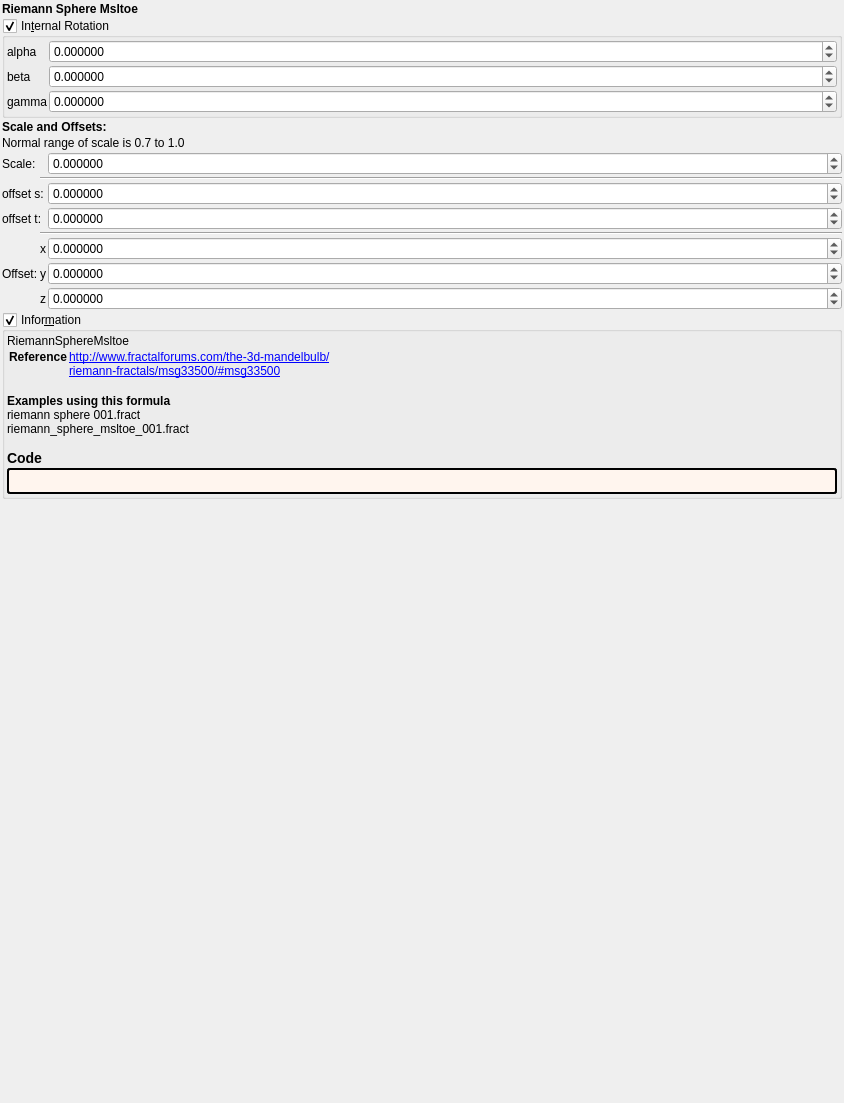
Qt form mandelbulber2/formula/ui/riemann_sphere_msltoe.ui (buddhi1980/mandelbulber2) before a commit.
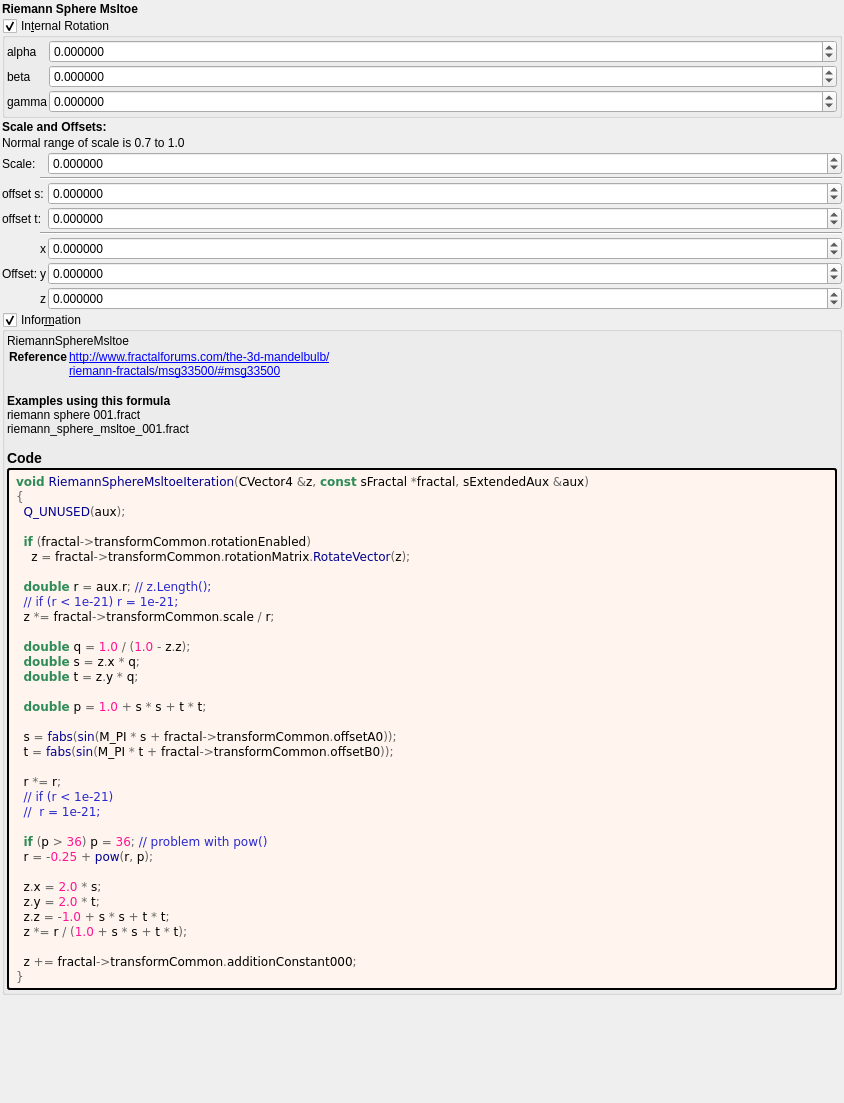
The same form after that commit. Custom widgets are drawn as their Qt base class.

What changed in the file:
```diff
--- a/mandelbulber2/formula/ui/riemann_sphere_msltoe.ui
+++ b/mandelbulber2/formula/ui/riemann_sphere_msltoe.ui
@@ -493,7 +493,43 @@
          <string notr="true">border-style: outset; border-width: 2px; border-radius: 3px; border-color: black; background-color: #fff5ee; padding: 4px;</string>
         </property>
         <property name="text">
-         <string notr="true"></string>
+         <string notr="true">&lt;body style=&quot;background-color:#fff5ee&quot;&gt;
+&lt;pre style=&quot;color:#000000; background-color:#fff5ee;  font-family:'Courier New',monospace;&quot;&gt;&lt;span style=&quot;color:#2e8b57; font-weight:bold&quot;&gt;void&lt;/span&gt; &lt;span style=&quot;color:#00008f&quot;&gt;RiemannSphereMsltoeIteration&lt;/span&gt;&lt;span style=&quot;color:#676767&quot;&gt;(&lt;/span&gt;CVector4 &lt;span style=&quot;color:#676767&quot;&gt;&amp;amp;&lt;/span&gt;z&lt;span style=&quot;color:#676767&quot;&gt;,&lt;/span&gt; &lt;span style=&quot;color:#2e8b57; font-weight:bold&quot;&gt;const&lt;/span&gt; sFractal &lt;span style=&quot;color:#676767&quot;&gt;*&lt;/span&gt;fractal&lt;span style=&quot;color:#676767&quot;&gt;,&lt;/span&gt; sExtendedAux &lt;span style=&quot;color:#676767&quot;&gt;&amp;amp;&lt;/span&gt;aux&lt;span style=&quot;color:#676767&quot;&gt;)&lt;/span&gt;
+&lt;span style=&quot;color:#676767&quot;&gt;{&lt;/span&gt;
+  &lt;span style=&quot;color:#00008f&quot;&gt;Q_UNUSED&lt;/span&gt;&lt;span style=&quot;color:#676767&quot;&gt;(&lt;/span&gt;aux&lt;span style=&quot;color:#676767&quot;&gt;);&lt;/span&gt;
+
+  &lt;span style=&quot;color:#2e8b57; font-weight:bold&quot;&gt;if&lt;/span&gt; &lt;span style=&quot;color:#676767&quot;&gt;(&lt;/span&gt;fractal&lt;span style=&quot;color:#676767&quot;&gt;-&amp;gt;&lt;/span&gt;transformCommon&lt;span style=&quot;color:#676767&quot;&gt;.&lt;/span&gt;rotationEnabled&lt;span style=&quot;color:#676767&quot;&gt;)&lt;/span&gt;
+    z &lt;span style=&quot;color:#676767&quot;&gt;=&lt;/span&gt; fractal&lt;span style=&quot;color:#676767&quot;&gt;-&amp;gt;&lt;/span&gt;transformCommon&lt;span style=&quot;color:#676767&quot;&gt;.&lt;/span&gt;rotationMatrix&lt;span style=&quot;color:#676767&quot;&gt;.&lt;/span&gt;&lt;span style=&quot;color:#00008f&quot;&gt;RotateVector&lt;/span&gt;&lt;span style=&quot;color:#676767&quot;&gt;(&lt;/span&gt;z&lt;span style=&quot;color:#676767&quot;&gt;);&lt;/span&gt;
+
+  &lt;span style=&quot;color:#2e8b57; font-weight:bold&quot;&gt;double&lt;/span&gt; r &lt;span style=&quot;color:#676767&quot;&gt;=&lt;/span&gt; aux&lt;span style=&quot;color:#676767&quot;&gt;.&lt;/span&gt;r&lt;span style=&quot;color:#676767&quot;&gt;;&lt;/span&gt; &lt;span style=&quot;color:#2929cc&quot;&gt;// z.Length();&lt;/span&gt;
+  &lt;span style=&quot;color:#2929cc&quot;&gt;// if (r &amp;lt; 1e-21) r = 1e-21;&lt;/span&gt;
+  z &lt;span style=&quot;color:#676767&quot;&gt;*=&lt;/span&gt; fractal&lt;span style=&quot;color:#676767&quot;&gt;-&amp;gt;&lt;/span&gt;transformCommon&lt;span style=&quot;color:#676767&quot;&gt;.&lt;/span&gt;scale &lt;span style=&quot;color:#676767&quot;&gt;/&lt;/span&gt; r&lt;span style=&quot;color:#676767&quot;&gt;;&lt;/span&gt;
+
+  &lt;span style=&quot;color:#2e8b57; font-weight:bold&quot;&gt;double&lt;/span&gt; q &lt;span style=&quot;color:#676767&quot;&gt;=&lt;/span&gt; &lt;span style=&quot;color:#ff1493&quot;&gt;1.0&lt;/span&gt; &lt;span style=&quot;color:#676767&quot;&gt;/ (&lt;/span&gt;&lt;span style=&quot;color:#ff1493&quot;&gt;1.0&lt;/span&gt; &lt;span style=&quot;color:#676767&quot;&gt;-&lt;/span&gt; z&lt;span style=&quot;color:#676767&quot;&gt;.&lt;/span&gt;z&lt;span style=&quot;color:#676767&quot;&gt;);&lt;/span&gt;
+  &lt;span style=&quot;color:#2e8b57; font-weight:bold&quot;&gt;double&lt;/span&gt; s &lt;span style=&quot;color:#676767&quot;&gt;=&lt;/span&gt; z&lt;span style=&quot;color:#676767&quot;&gt;.&lt;/span&gt;x &lt;span style=&quot;color:#676767&quot;&gt;*&lt;/span&gt; q&lt;span style=&quot;color:#676767&quot;&gt;;&lt;/span&gt;
+  &lt;span style=&quot;color:#2e8b57; font-weight:bold&quot;&gt;double&lt;/span&gt; t &lt;span style=&quot;color:#676767&quot;&gt;=&lt;/span&gt; z&lt;span style=&quot;color:#676767&quot;&gt;.&lt;/span&gt;y &lt;span style=&quot;color:#676767&quot;&gt;*&lt;/span&gt; q&lt;span style=&quot;color:#676767&quot;&gt;;&lt;/span&gt;
+
+  &lt;span style=&quot;color:#2e8b57; font-weight:bold&quot;&gt;double&lt;/span&gt; p &lt;span style=&quot;color:#676767&quot;&gt;=&lt;/span&gt; &lt;span style=&quot;color:#ff1493&quot;&gt;1.0&lt;/span&gt; &lt;span style=&quot;color:#676767&quot;&gt;+&lt;/span&gt; s &lt;span style=&quot;color:#676767&quot;&gt;*&lt;/span&gt; s &lt;span style=&quot;color:#676767&quot;&gt;+&lt;/span&gt; t &lt;span style=&quot;color:#676767&quot;&gt;*&lt;/span&gt; t&lt;span style=&quot;color:#676767&quot;&gt;;&lt;/span&gt;
+
+  s &lt;span style=&quot;color:#676767&quot;&gt;=&lt;/span&gt; &lt;span style=&quot;color:#00008f&quot;&gt;fabs&lt;/span&gt;&lt;span style=&quot;color:#676767&quot;&gt;(&lt;/span&gt;&lt;span style=&quot;color:#00008f&quot;&gt;sin&lt;/span&gt;&lt;span style=&quot;color:#676767&quot;&gt;(&lt;/span&gt;M_PI &lt;span style=&quot;color:#676767&quot;&gt;*&lt;/span&gt; s &lt;span style=&quot;color:#676767&quot;&gt;+&lt;/span&gt; fractal&lt;span style=&quot;color:#676767&quot;&gt;-&amp;gt;&lt;/span&gt;transformCommon&lt;span style=&quot;color:#676767&quot;&gt;.&lt;/span&gt;offsetA0&lt;span style=&quot;color:#676767&quot;&gt;));&lt;/span&gt;
+  t &lt;span style=&quot;color:#676767&quot;&gt;=&lt;/span&gt; &lt;span style=&quot;color:#00008f&quot;&gt;fabs&lt;/span&gt;&lt;span style=&quot;color:#676767&quot;&gt;(&lt;/span&gt;&lt;span style=&quot;color:#00008f&quot;&gt;sin&lt;/span&gt;&lt;span style=&quot;color:#676767&quot;&gt;(&lt;/span&gt;M_PI &lt;span style=&quot;color:#676767&quot;&gt;*&lt;/span&gt; t &lt;span style=&quot;color:#676767&quot;&gt;+&lt;/span&gt; fractal&lt;span style=&quot;color:#676767&quot;&gt;-&amp;gt;&lt;/span&gt;transformCommon&lt;span style=&quot;color:#676767&quot;&gt;.&lt;/span&gt;offsetB0&lt;span style=&quot;color:#676767&quot;&gt;));&lt;/span&gt;
+
+  r &lt;span style=&quot;color:#676767&quot;&gt;*=&lt;/span&gt; r&lt;span style=&quot;color:#676767&quot;&gt;;&lt;/span&gt;
+  &lt;span style=&quot;color:#2929cc&quot;&gt;// if (r &amp;lt; 1e-21)&lt;/span&gt;
+  &lt;span style=&quot;color:#2929cc&quot;&gt;//  r = 1e-21;&lt;/span&gt;
+
+  &lt;span style=&quot;color:#2e8b57; font-weight:bold&quot;&gt;if&lt;/span&gt; &lt;span style=&quot;color:#676767&quot;&gt;(&lt;/span&gt;p &lt;span style=&quot;color:#676767&quot;&gt;&amp;gt;&lt;/span&gt; &lt;span style=&quot;color:#ff1493&quot;&gt;36&lt;/span&gt;&lt;span style=&quot;color:#676767&quot;&gt;)&lt;/span&gt; p &lt;span style=&quot;color:#676767&quot;&gt;=&lt;/span&gt; &lt;span style=&quot;color:#ff1493&quot;&gt;36&lt;/span&gt;&lt;span style=&quot;color:#676767&quot;&gt;;&lt;/span&gt; &lt;span style=&quot;color:#2929cc&quot;&gt;// problem with pow()&lt;/span&gt;
+  r &lt;span style=&quot;color:#676767&quot;&gt;= -&lt;/span&gt;&lt;span style=&quot;color:#ff1493&quot;&gt;0.25&lt;/span&gt; &lt;span style=&quot;color:#676767&quot;&gt;+&lt;/span&gt; &lt;span style=&quot;color:#00008f&quot;&gt;pow&lt;/span&gt;&lt;span style=&quot;color:#676767&quot;&gt;(&lt;/span&gt;r&lt;span style=&quot;color:#676767&quot;&gt;,&lt;/span&gt; p&lt;span style=&quot;color:#676767&quot;&gt;);&lt;/span&gt;
+
+  z&lt;span style=&quot;color:#676767&quot;&gt;.&lt;/span&gt;x &lt;span style=&quot;color:#676767&quot;&gt;=&lt;/span&gt; &lt;span style=&quot;color:#ff1493&quot;&gt;2.0&lt;/span&gt; &lt;span style=&quot;color:#676767&quot;&gt;*&lt;/span&gt; s&lt;span style=&quot;color:#676767&quot;&gt;;&lt;/span&gt;
+  z&lt;span style=&quot;color:#676767&quot;&gt;.&lt;/span&gt;y &lt;span style=&quot;color:#676767&quot;&gt;=&lt;/span&gt; &lt;span style=&quot;color:#ff1493&quot;&gt;2.0&lt;/span&gt; &lt;span style=&quot;color:#676767&quot;&gt;*&lt;/span&gt; t&lt;span style=&quot;color:#676767&quot;&gt;;&lt;/span&gt;
+  z&lt;span style=&quot;color:#676767&quot;&gt;.&lt;/span&gt;z &lt;span style=&quot;color:#676767&quot;&gt;= -&lt;/span&gt;&lt;span style=&quot;color:#ff1493&quot;&gt;1.0&lt;/span&gt; &lt;span style=&quot;color:#676767&quot;&gt;+&lt;/span&gt; s &lt;span style=&quot;color:#676767&quot;&gt;*&lt;/span&gt; s &lt;span style=&quot;color:#676767&quot;&gt;+&lt;/span&gt; t &lt;span style=&quot;color:#676767&quot;&gt;*&lt;/span&gt; t&lt;span style=&quot;color:#676767&quot;&gt;;&lt;/span&gt;
+  z &lt;span style=&quot;color:#676767&quot;&gt;*=&lt;/span&gt; r &lt;span style=&quot;color:#676767&quot;&gt;/ (&lt;/span&gt;&lt;span style=&quot;color:#ff1493&quot;&gt;1.0&lt;/span&gt; &lt;span style=&quot;color:#676767&quot;&gt;+&lt;/span&gt; s &lt;span style=&quot;color:#676767&quot;&gt;*&lt;/span&gt; s &lt;span style=&quot;color:#676767&quot;&gt;+&lt;/span&gt; t &lt;span style=&quot;color:#676767&quot;&gt;*&lt;/span&gt; t&lt;span style=&quot;color:#676767&quot;&gt;);&lt;/span&gt;
+
+  z &lt;span style=&quot;color:#676767&quot;&gt;+=&lt;/span&gt; fractal&lt;span style=&quot;color:#676767&quot;&gt;-&amp;gt;&lt;/span&gt;transformCommon&lt;span style=&quot;color:#676767&quot;&gt;.&lt;/span&gt;additionConstant000&lt;span style=&quot;color:#676767&quot;&gt;;&lt;/span&gt;
+&lt;span style=&quot;color:#676767&quot;&gt;}&lt;/span&gt;
+&lt;/pre&gt;
+&lt;/body&gt;</string>
         </property>
         <property name="wordWrap">
          <bool>true</bool>
```
